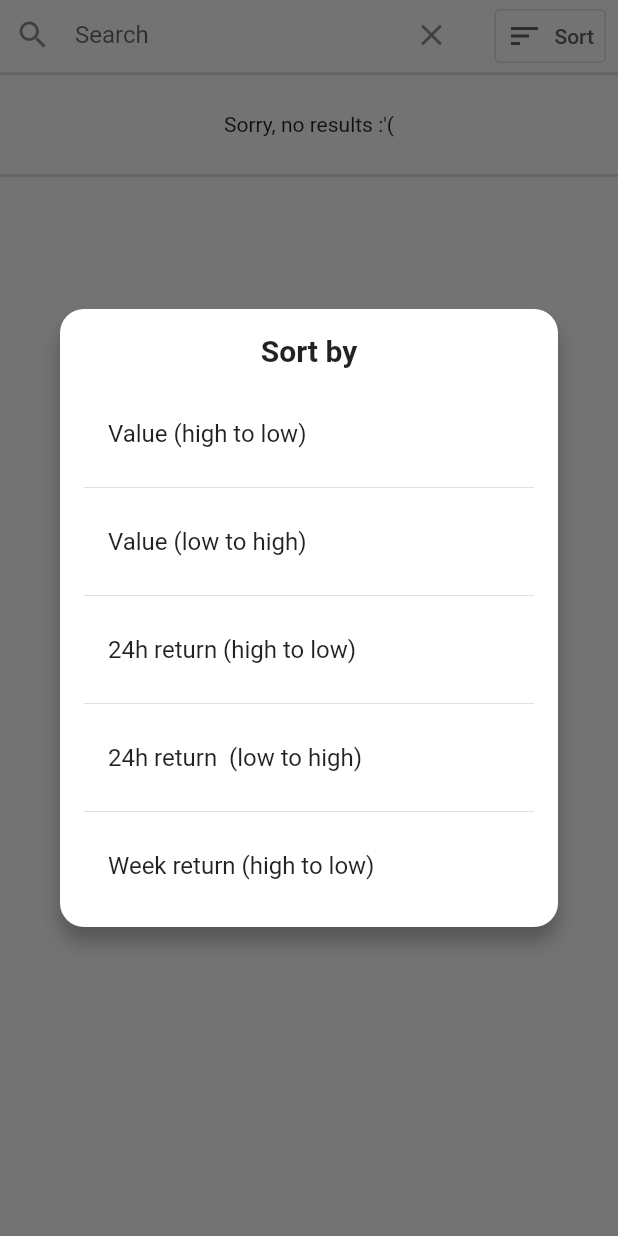
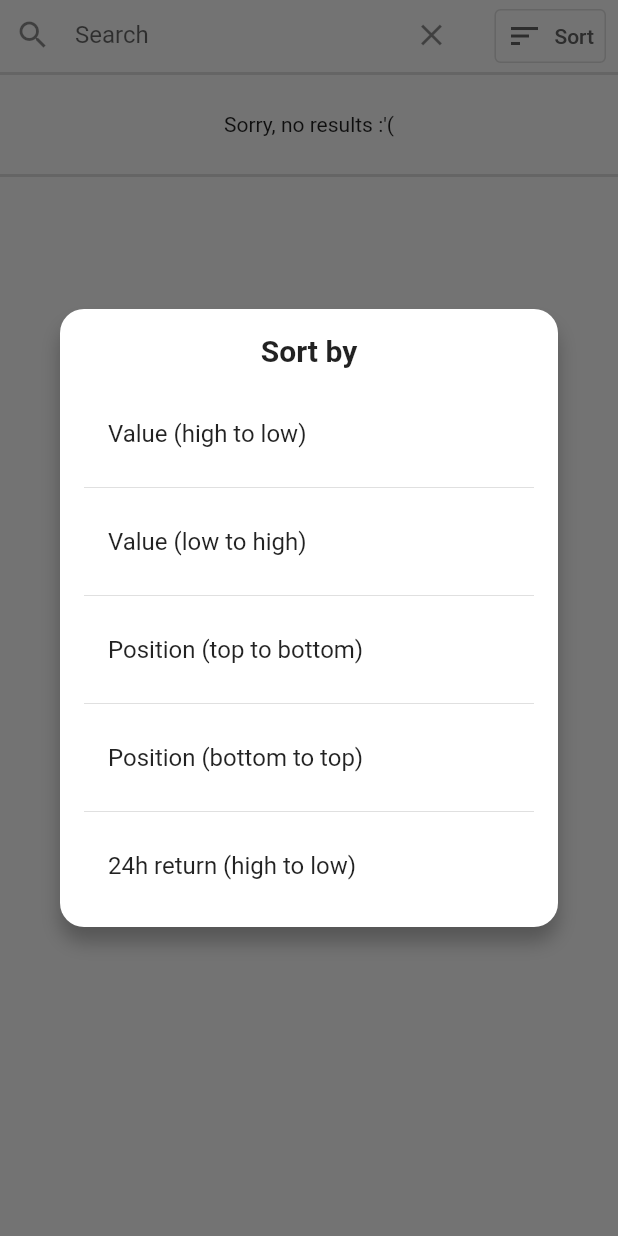
Before and after one commit to nickelnine37/sportfolios-mobile, a Flutter app: the MarketScroll widget shown alone on an empty page, opened directly with empty values, after a tap on "Sort", on a phone screen of 412 x 824 dp. Run offline on Flutter 3.47's test engine with Material 2 defaults, Android fonts, the phone set to English and light mode, and no system bars; our stand-ins replace cached_network_image, cloud_firestore, confetti, firebase_auth, firebase_core, flutter_colorpicker and 3 more; accounts and stored records are empty.

Commit message:
added sort by position

```diff
--- a/lib/data/objects/markets.dart
+++ b/lib/data/objects/markets.dart
@@ -129,7 +129,7 @@ class PlayerMarket extends Market {
     super.addSnapshotInfo(snapshot);
     name = splitLongName(snapshot['name'], 20, 'player');
 
-    info1 = snapshot['country_flag'] + ' ' + snapshot['position'];
+    info1 = snapshot['country_flag']; /// + ' ' + snapshot['role'];
     info2 = "PTS ${snapshot['points']}";
     info3 = splitLongName(snapshot['team_name'], 17, 'team');
 
--- a/lib/screens/home/market_scroll.dart
+++ b/lib/screens/home/market_scroll.dart
@@ -184,7 +184,7 @@ class MarketScrollState extends State<MarketScroll> with AutomaticKeepAliveClien
                             setState(() {
                               sortByField = sortBy[0];
                               sortByDescending = sortBy[1];
-                              if (sortByField != 'long_price_current') {
+                              if (sortByField != 'long_price_current' && sortByField != 'position') {
                                 returnsPeriod = sortByField[sortByField.length - 1];
                               }
                               else{
--- a/lib/utils/widgets/dialogues.dart
+++ b/lib/utils/widgets/dialogues.dart
@@ -119,6 +119,8 @@ class SortByDialogue extends StatelessWidget {
   final List<String> options = [
     'Value (high to low)',
     'Value (low to high)',
+    'Position (top to bottom)',
+    'Position (bottom to top)',
     '24h return (high to low)',
     '24h return  (low to high)',
     'Week return (high to low)',
@@ -132,6 +134,8 @@ class SortByDialogue extends StatelessWidget {
   final List<List<dynamic>> sortBy = [
     ['long_price_current', true],
     ['long_price_current', false],
+    ['position', false],
+    ['position', true],
     ['long_price_returns_d', true],
     ['long_price_returns_d', false],
     ['long_price_returns_w', true],
```
